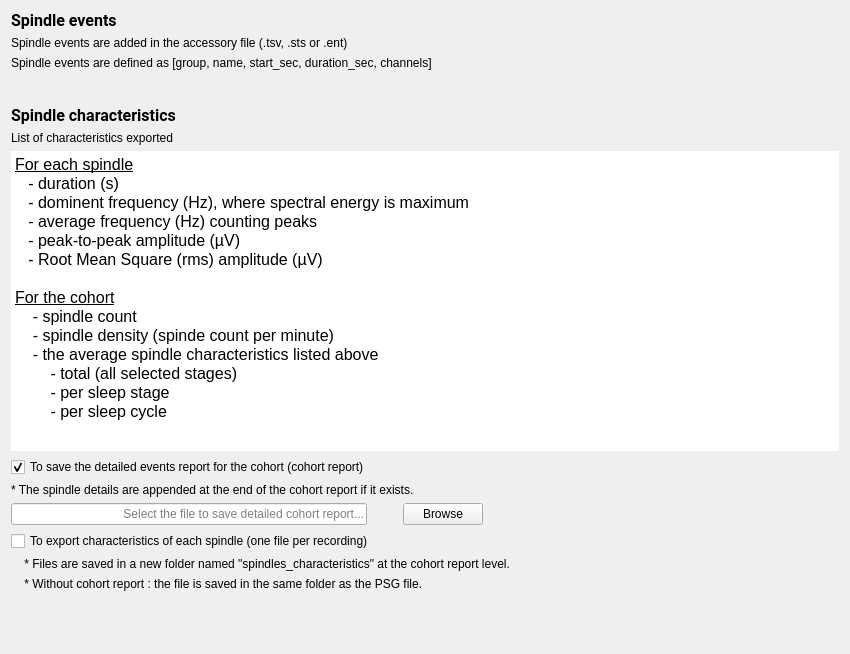
The window that tools/CEAMSTools/SpindleDetectionA7/OutputFilesStep/Ui_OutputFilesStep.ui (SnoozToolbox/snooz-package-ceams) describes before a commit, drawn with Qt 5.
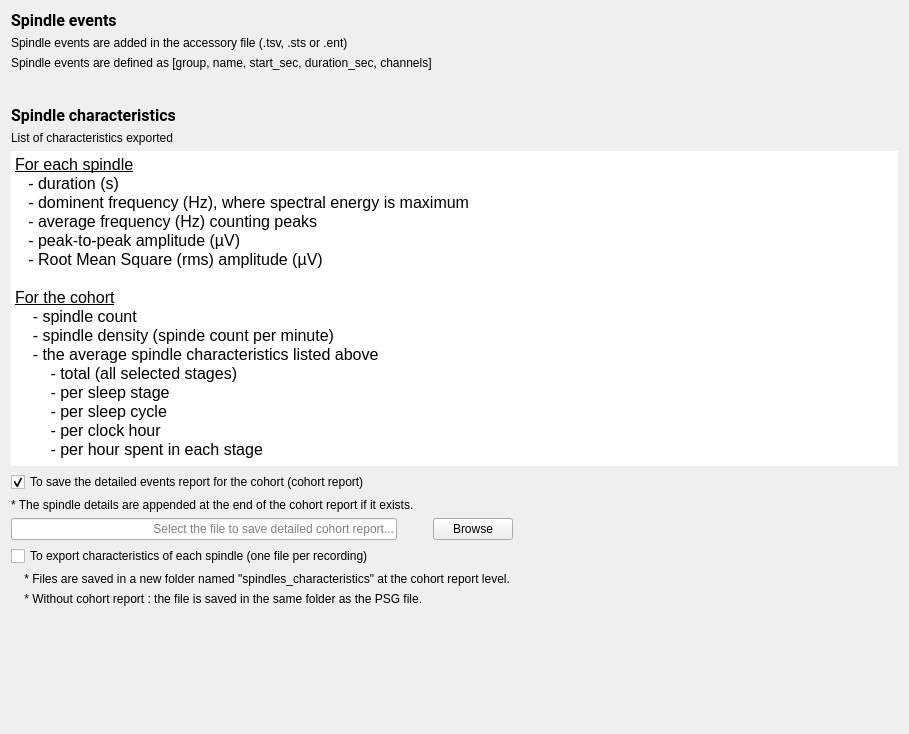
The same window after the commit.

Commit message: Events Detection tools : add events characteristics per real clock hour and per sleep stage hour.

Patch:
```diff
--- a/tools/CEAMSTools/SpindleDetectionA7/OutputFilesStep/Ui_OutputFilesStep.ui
+++ b/tools/CEAMSTools/SpindleDetectionA7/OutputFilesStep/Ui_OutputFilesStep.ui
@@ -6,8 +6,8 @@
    <rect>
     <x>0</x>
     <y>0</y>
-    <width>850</width>
-    <height>654</height>
+    <width>909</width>
+    <height>734</height>
    </rect>
   </property>
   <property name="windowTitle">
@@ -101,7 +101,13 @@
        <property name="minimumSize">
         <size>
          <width>0</width>
-         <height>300</height>
+         <height>315</height>
+        </size>
+       </property>
+       <property name="maximumSize">
+        <size>
+         <width>16777215</width>
+         <height>330</height>
         </size>
        </property>
        <property name="frameShape">
@@ -137,7 +143,9 @@
 &lt;p style=&quot; margin-top:0px; margin-bottom:0px; margin-left:0px; margin-right:0px; -qt-block-indent:0; text-indent:0px;&quot;&gt;    - the average spindle characteristics listed above&lt;/p&gt;
 &lt;p style=&quot; margin-top:0px; margin-bottom:0px; margin-left:0px; margin-right:0px; -qt-block-indent:0; text-indent:0px;&quot;&gt;        - total (all selected stages)&lt;/p&gt;
 &lt;p style=&quot; margin-top:0px; margin-bottom:0px; margin-left:0px; margin-right:0px; -qt-block-indent:0; text-indent:0px;&quot;&gt;        - per sleep stage&lt;/p&gt;
-&lt;p style=&quot; margin-top:0px; margin-bottom:0px; margin-left:0px; margin-right:0px; -qt-block-indent:0; text-indent:0px;&quot;&gt;        - per sleep cycle&lt;/p&gt;&lt;/body&gt;&lt;/html&gt;</string>
+&lt;p style=&quot; margin-top:0px; margin-bottom:0px; margin-left:0px; margin-right:0px; -qt-block-indent:0; text-indent:0px;&quot;&gt;        - per sleep cycle&lt;/p&gt;
+&lt;p style=&quot; margin-top:0px; margin-bottom:0px; margin-left:0px; margin-right:0px; -qt-block-indent:0; text-indent:0px;&quot;&gt;        - per clock hour&lt;/p&gt;
+&lt;p style=&quot; margin-top:0px; margin-bottom:0px; margin-left:0px; margin-right:0px; -qt-block-indent:0; text-indent:0px;&quot;&gt;        - per hour spent in each stage&lt;/p&gt;&lt;/body&gt;&lt;/html&gt;</string>
        </property>
       </widget>
      </item>
```
The commit also changes 30 other files.
